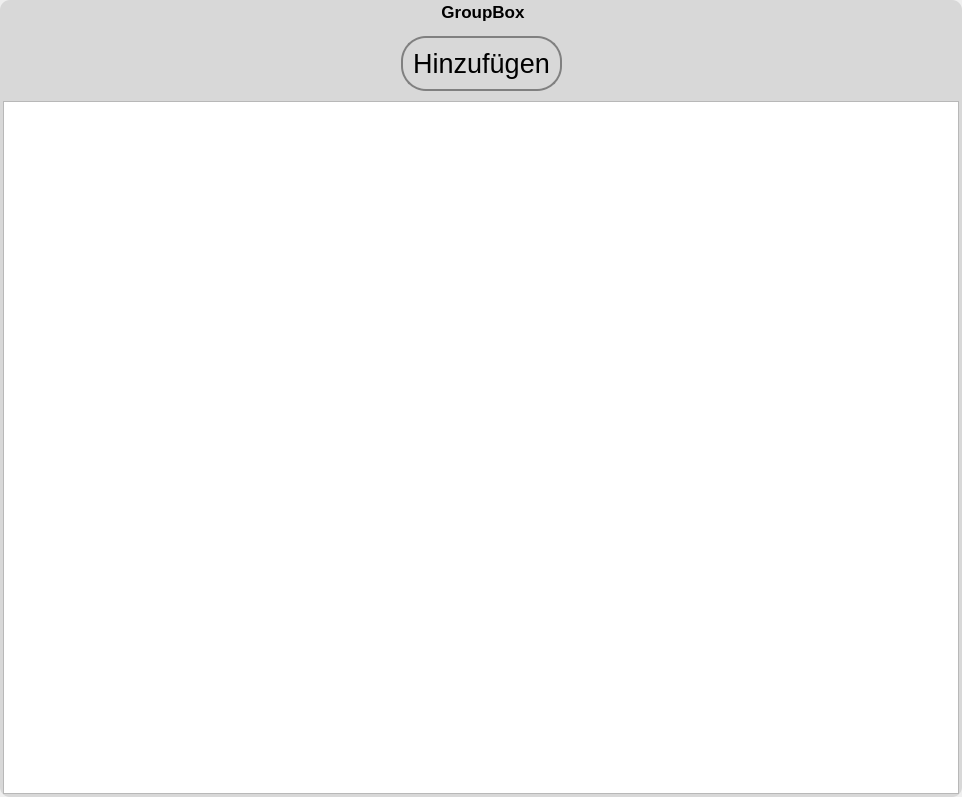
This is lfb_regeneration_wildlife_impact/gui/form/array_field.ui in b-lack/qgis-fim-plugin as Qt 5 draws it before an edit. The edited form follows.
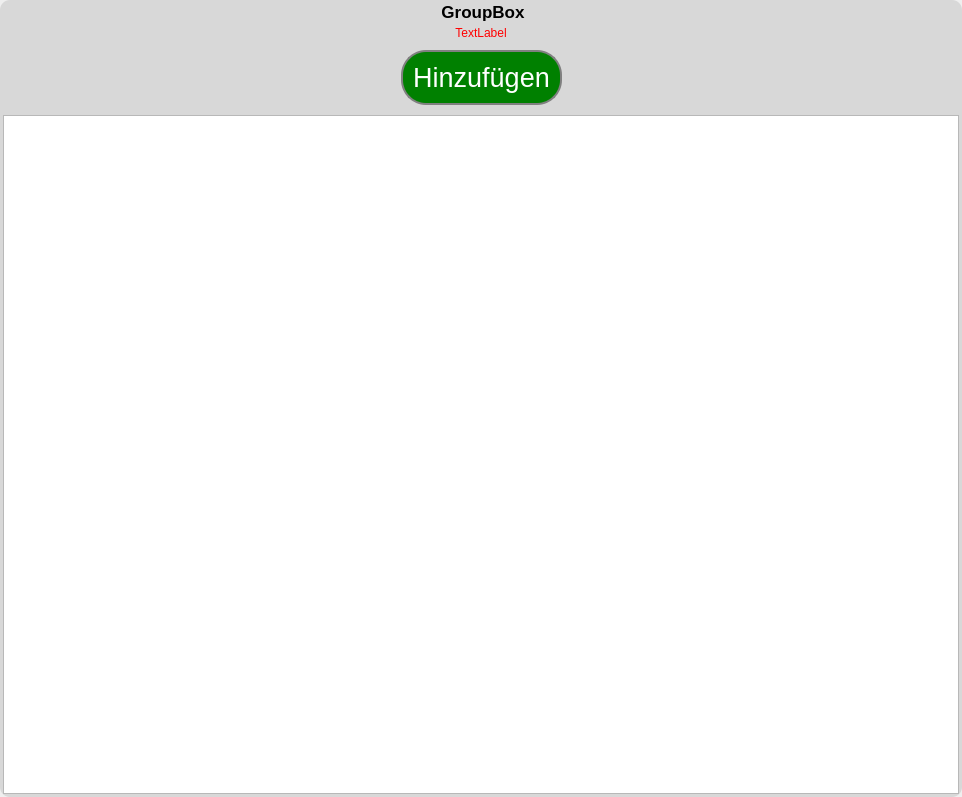
This is the edited form.

The edit to the form file:
```diff
--- a/lfb_regeneration_wildlife_impact/gui/form/array_field.ui
+++ b/lfb_regeneration_wildlife_impact/gui/form/array_field.ui
@@ -77,6 +77,19 @@
           <item>
            <layout class="QGridLayout" name="lfbArrayInput"/>
           </item>
+          <item>
+           <widget class="QLabel" name="lfbArrayError">
+            <property name="styleSheet">
+             <string notr="true">color:#f00;</string>
+            </property>
+            <property name="text">
+             <string>TextLabel</string>
+            </property>
+            <property name="alignment">
+             <set>Qt::AlignCenter</set>
+            </property>
+           </widget>
+          </item>
           <item>
            <layout class="QHBoxLayout" name="horizontalLayout_5">
             <item>
@@ -107,6 +120,12 @@
 	border-radius: 25px;
 	padding:10px;
 	margin: 10px;
+	background-color: green;
+	color: #fff;
+}
+QPushButton:disabled{
+	background-color:transparent;
+	color: rgba(0,0,0,0.3);
 }</string>
               </property>
               <property name="text">
```
Left out of the diff: 9 changed lines with no effect on the pictures.
